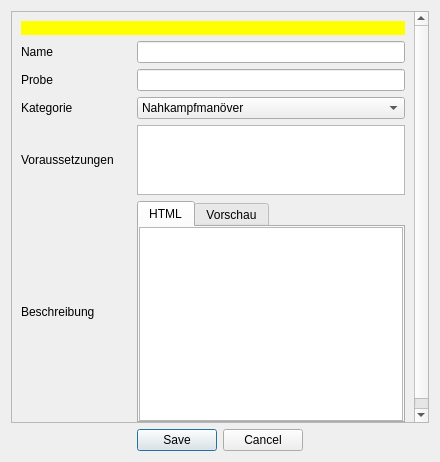
The window that designer/DatenbankEditRegel.ui (Aeolitus/Sephrasto) describes before a commit, drawn with Qt 5.
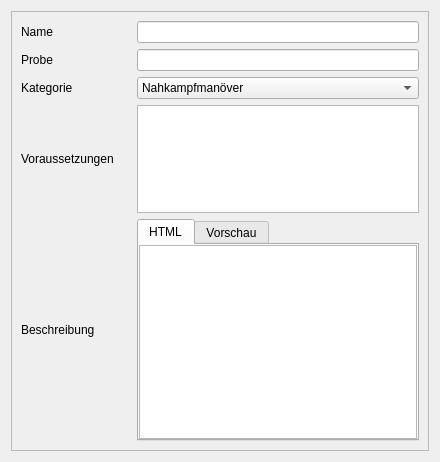
The same window after the commit.

What changed in the file:
```diff
--- a/designer/DatenbankEditRegel.ui
+++ b/designer/DatenbankEditRegel.ui
@@ -1,10 +1,7 @@
 <?xml version="1.0" encoding="UTF-8"?>
 <ui version="4.0">
  <class>dialog</class>
- <widget class="QDialog" name="dialog">
-  <property name="windowModality">
-   <enum>Qt::ApplicationModal</enum>
-  </property>
+ <widget class="QWidget" name="dialog">
   <property name="geometry">
    <rect>
     <x>0</x>
@@ -16,21 +13,8 @@
   <property name="windowTitle">
    <string>Sephrasto - Regel bearbeiten...</string>
   </property>
-  <layout class="QGridLayout" name="gridLayout_2">
-   <item row="1" column="0">
-    <widget class="QDialogButtonBox" name="buttonBox">
-     <property name="orientation">
-      <enum>Qt::Horizontal</enum>
-     </property>
-     <property name="standardButtons">
-      <set>QDialogButtonBox::Cancel|QDialogButtonBox::Save</set>
-     </property>
-     <property name="centerButtons">
-      <bool>true</bool>
-     </property>
-    </widget>
-   </item>
-   <item row="0" column="0">
+  <layout class="QVBoxLayout" name="verticalLayout_3">
+   <item>
     <widget class="QScrollArea" name="scrollArea">
      <property name="widgetResizable">
       <bool>true</bool>
@@ -40,25 +24,29 @@
        <rect>
         <x>0</x>
         <y>0</y>
-        <width>420</width>
-        <height>413</height>
+        <width>416</width>
+        <height>438</height>
        </rect>
       </property>
       <layout class="QGridLayout" name="gridLayout">
        <item row="5" column="1">
-        <widget class="QLabel" name="label_4">
-         <property name="minimumSize">
-          <size>
-           <width>110</width>
-           <height>0</height>
-          </size>
+        <widget class="QLabel" name="label_5">
+         <property name="text">
+          <string>Beschreibung</string>
          </property>
+        </widget>
+       </item>
+       <item row="2" column="2">
+        <widget class="QLineEdit" name="leProbe"/>
+       </item>
+       <item row="3" column="1">
+        <widget class="QLabel" name="label_6">
          <property name="text">
-          <string>Voraussetzungen</string>
+          <string>Kategorie</string>
          </property>
         </widget>
        </item>
-       <item row="5" column="2">
+       <item row="4" column="2">
         <widget class="QPlainTextEdit" name="teVoraussetzungen">
          <property name="maximumSize">
           <size>
@@ -71,95 +59,7 @@
          </property>
         </widget>
        </item>
-       <item row="4" column="1">
-        <widget class="QLabel" name="label_6">
-         <property name="text">
-          <string>Kategorie</string>
-         </property>
-        </widget>
-       </item>
-       <item row="4" column="2">
-        <widget class="QComboBox" name="comboTyp">
-         <item>
-          <property name="text">
-           <string>Nahkampfmanöver</string>
-          </property>
-         </item>
-         <item>
-          <property name="text">
-           <string>Fernkampfmanöver</string>
-          </property>
-         </item>
-         <item>
-          <property name="text">
-           <string>Magische Modifikation</string>
-          </property>
-         </item>
-         <item>
-          <property name="text">
-           <string>Karmale Modifikation</string>
-          </property>
-         </item>
-         <item>
-          <property name="text">
-           <string>Weitere Magieregeln</string>
-          </property>
-         </item>
-         <item>
-          <property name="text">
-           <string>Aktion</string>
-          </property>
-         </item>
-         <item>
-          <property name="text">
-           <string>Dämonische Modifikation</string>
-          </property>
-         </item>
-         <item>
-          <property name="text">
-           <string>Weitere Karmaregeln</string>
-          </property>
-         </item>
-         <item>
-          <property name="text">
-           <string>Weitere Kampfregeln</string>
-          </property>
-         </item>
-         <item>
-          <property name="text">
-           <string>Profane Regeln</string>
-          </property>
-         </item>
-        </widget>
-       </item>
-       <item row="6" column="1">
-        <widget class="QLabel" name="label_5">
-         <property name="text">
-          <string>Beschreibung</string>
-         </property>
-        </widget>
-       </item>
-       <item row="2" column="1">
-        <widget class="QLabel" name="label">
-         <property name="text">
-          <string>Name</string>
-         </property>
-        </widget>
-       </item>
-       <item row="3" column="2">
-        <widget class="QLineEdit" name="leProbe"/>
-       </item>
-       <item row="3" column="1">
-        <widget class="QLabel" name="label_2">
-         <property name="text">
-          <string>Probe</string>
-         </property>
-        </widget>
-       </item>
-       <item row="2" column="2">
-        <widget class="QLineEdit" name="leName"/>
-       </item>
-       <item row="6" column="2">
+       <item row="5" column="2">
         <widget class="QTabWidget" name="tabWidget">
          <property name="currentIndex">
           <number>0</number>
@@ -220,19 +120,87 @@
          </widget>
         </widget>
        </item>
-       <item row="1" column="1" colspan="2">
-        <widget class="QLabel" name="warning">
-         <property name="visible">
-          <bool>true</bool>
+       <item row="3" column="2">
+        <widget class="QComboBox" name="comboTyp">
+         <item>
+          <property name="text">
+           <string>Nahkampfmanöver</string>
+          </property>
+         </item>
+         <item>
+          <property name="text">
+           <string>Fernkampfmanöver</string>
+          </property>
+         </item>
+         <item>
+          <property name="text">
+           <string>Magische Modifikation</string>
+          </property>
+         </item>
+         <item>
+          <property name="text">
+           <string>Karmale Modifikation</string>
+          </property>
+         </item>
+         <item>
+          <property name="text">
+           <string>Weitere Magieregeln</string>
+          </property>
+         </item>
+         <item>
+          <property name="text">
+           <string>Aktion</string>
+          </property>
+         </item>
+         <item>
+          <property name="text">
+           <string>Dämonische Modifikation</string>
+          </property>
+         </item>
+         <item>
+          <property name="text">
+           <string>Weitere Karmaregeln</string>
+          </property>
+         </item>
+         <item>
+          <property name="text">
+           <string>Weitere Kampfregeln</string>
+          </property>
+         </item>
+         <item>
+          <property name="text">
+           <string>Profane Regeln</string>
+          </property>
+         </item>
+        </widget>
+       </item>
+       <item row="1" column="2">
+        <widget class="QLineEdit" name="leName"/>
+       </item>
+       <item row="4" column="1">
+        <widget class="QLabel" name="label_4">
+         <property name="minimumSize">
+          <size>
+           <width>110</width>
+           <height>0</height>
+          </size>
          </property>
-         <property name="styleSheet">
-          <string notr="true">background-color: rgb(255, 255, 0); color: black;</string>
+         <property name="text">
+          <string>Voraussetzungen</string>
          </property>
+        </widget>
+       </item>
+       <item row="1" column="1">
+        <widget class="QLabel" name="label">
          <property name="text">
-          <string/>
+          <string>Name</string>
          </property>
-         <property name="wordWrap">
-          <bool>true</bool>
+        </widget>
+       </item>
+       <item row="2" column="1">
+        <widget class="QLabel" name="label_2">
+         <property name="text">
+          <string>Probe</string>
          </property>
         </widget>
        </item>
```
Left out of the diff: 35 changed lines with no effect on the pictures.
